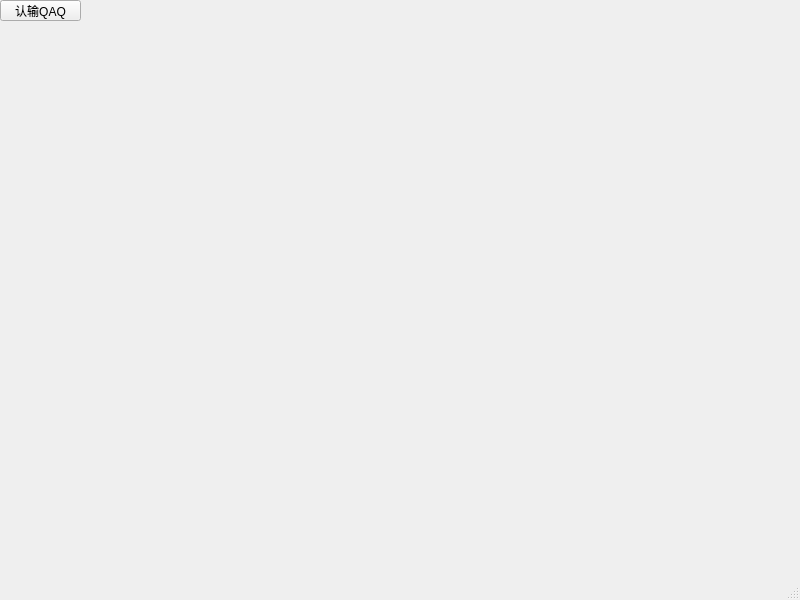
This is NoGo-Task1-2.0/mainwindow.ui in SakuraMarble/Team9_Final as Qt 5 draws it before an edit. The edited form follows.
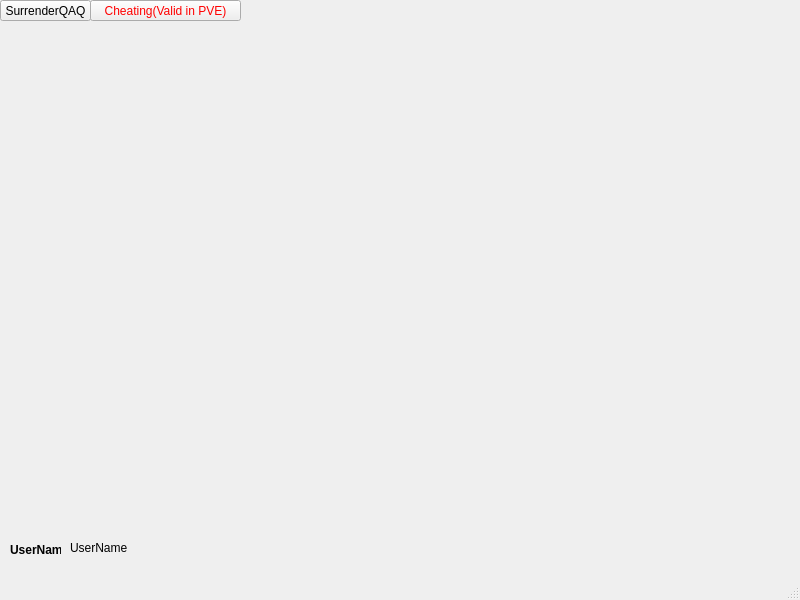
This is the edited form.

```diff
--- a/NoGo-Task1-2.0/mainwindow.ui
+++ b/NoGo-Task1-2.0/mainwindow.ui
@@ -25,12 +25,12 @@
      <rect>
       <x>0</x>
       <y>0</y>
-      <width>81</width>
+      <width>91</width>
       <height>21</height>
      </rect>
     </property>
     <property name="text">
-     <string>认输QAQ</string>
+     <string>SurrenderQAQ</string>
     </property>
    </widget>
    <widget class="QLabel" name="label">
@@ -46,6 +46,51 @@
      <string/>
     </property>
    </widget>
+   <widget class="QLabel" name="label_UserName">
+    <property name="geometry">
+     <rect>
+      <x>70</x>
+      <y>540</y>
+      <width>81</width>
+      <height>16</height>
+     </rect>
+    </property>
+    <property name="text">
+     <string>UserName</string>
+    </property>
+   </widget>
+   <widget class="QLabel" name="label_UserNameNotion">
+    <property name="geometry">
+     <rect>
+      <x>10</x>
+      <y>540</y>
+      <width>51</width>
+      <height>20</height>
+     </rect>
+    </property>
+    <property name="styleSheet">
+     <string notr="true">font-weight:1000;</string>
+    </property>
+    <property name="text">
+     <string>UserName:</string>
+    </property>
+   </widget>
+   <widget class="QPushButton" name="pushButton_Cheating">
+    <property name="geometry">
+     <rect>
+      <x>90</x>
+      <y>0</y>
+      <width>151</width>
+      <height>21</height>
+     </rect>
+    </property>
+    <property name="styleSheet">
+     <string notr="true">color:red</string>
+    </property>
+    <property name="text">
+     <string>Cheating(Valid in PVE)</string>
+    </property>
+   </widget>
   </widget>
   <widget class="QMenuBar" name="menubar">
    <property name="geometry">
```
Left out of the diff: 2 changed lines with no effect on the pictures.
